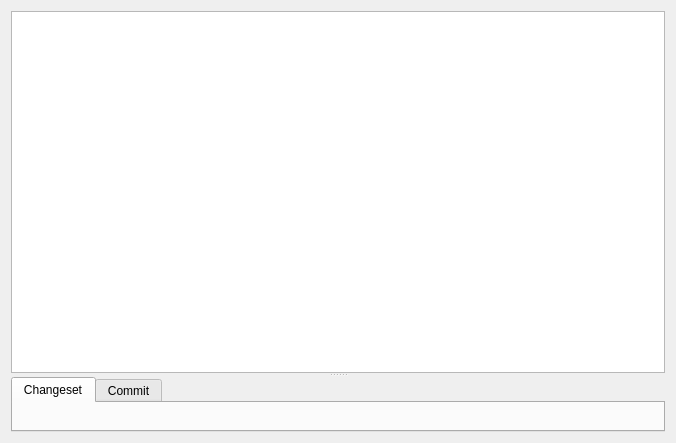
mkirya/QGitPlayground, file develop/GuiClient/RepositoryWidget.ui: the form before one commit.
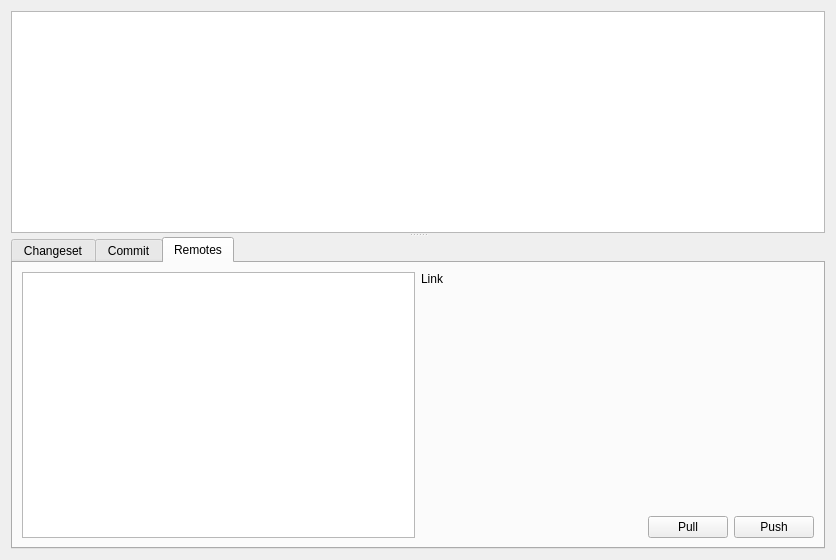
The form after the commit. The open tabs and pages were chosen to show the change.

Commit message: removed libqgit2

The edit to the form file:
```diff
--- a/develop/GuiClient/RepositoryWidget.ui
+++ b/develop/GuiClient/RepositoryWidget.ui
@@ -6,8 +6,8 @@
    <rect>
     <x>0</x>
     <y>0</y>
-    <width>676</width>
-    <height>443</height>
+    <width>836</width>
+    <height>560</height>
    </rect>
   </property>
   <property name="windowTitle">
@@ -37,6 +37,67 @@
         <string>Commit</string>
        </attribute>
       </widget>
+      <widget class="QWidget" name="tab_3">
+       <attribute name="title">
+        <string>Remotes</string>
+       </attribute>
+       <layout class="QGridLayout" name="gridLayout_3">
+        <item row="0" column="0" rowspan="3">
+         <widget class="QListView" name="listView_2"/>
+        </item>
+        <item row="0" column="1">
+         <widget class="QLabel" name="label">
+          <property name="text">
+           <string>Link</string>
+          </property>
+         </widget>
+        </item>
+        <item row="1" column="1">
+         <spacer name="verticalSpacer">
+          <property name="orientation">
+           <enum>Qt::Vertical</enum>
+          </property>
+          <property name="sizeHint" stdset="0">
+           <size>
+            <width>20</width>
+            <height>179</height>
+           </size>
+          </property>
+         </spacer>
+        </item>
+        <item row="2" column="1">
+         <layout class="QHBoxLayout" name="horizontalLayout">
+          <item>
+           <spacer name="horizontalSpacer">
+            <property name="orientation">
+             <enum>Qt::Horizontal</enum>
+            </property>
+            <property name="sizeHint" stdset="0">
+             <size>
+              <width>40</width>
+              <height>20</height>
+             </size>
+            </property>
+           </spacer>
+          </item>
+          <item>
+           <widget class="QPushButton" name="pushButton">
+            <property name="text">
+             <string>Pull</string>
+            </property>
+           </widget>
+          </item>
+          <item>
+           <widget class="QPushButton" name="pushButton_2">
+            <property name="text">
+             <string>Push</string>
+            </property>
+           </widget>
+          </item>
+         </layout>
+        </item>
+       </layout>
+      </widget>
      </widget>
     </widget>
    </item>
```
Left out of the diff: 20 changed lines with no effect on the pictures. The commit also changes 2 other files.
